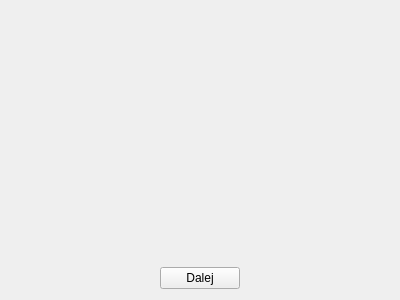
Old version of the form testpageform.ui in the repository wiacekmarcin/StanowiskoChemiczne.
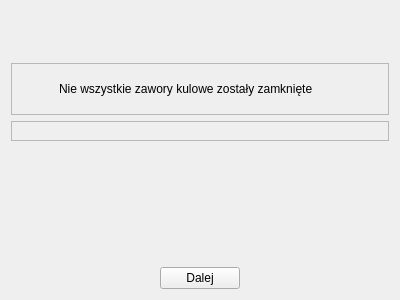
New version of the form. Icons and pictures are not drawn.

The edit to the form file:
```diff
--- a/testpageform.ui
+++ b/testpageform.ui
@@ -15,8 +15,6 @@
   </property>
   <layout class="QVBoxLayout" name="verticalLayout">
    <item>
-    <layout class="QHBoxLayout" name="horizontalLayout">
-     <item>
       <widget class="QLabel" name="title">
        <property name="enabled">
         <bool>true</bool>
@@ -24,59 +22,91 @@
        <property name="font">
         <font>
          <pointsize>14</pointsize>
+       <weight>75</weight>
+       <bold>true</bold>
         </font>
        </property>
        <property name="text">
         <string/>
        </property>
-      </widget>
-     </item>
-     <item>
-      <spacer name="horizontalSpacer">
-       <property name="orientation">
-        <enum>Qt::Horizontal</enum>
-       </property>
-       <property name="sizeHint" stdset="0">
-        <size>
-         <width>40</width>
-         <height>20</height>
-        </size>
-       </property>
-      </spacer>
-     </item>
-    </layout>
-   </item>
-   <item>
-    <layout class="QHBoxLayout" name="horizontalLayout_2">
+     <property name="textFormat">
+      <enum>Qt::PlainText</enum>
+     </property>
+     <property name="wordWrap">
+      <bool>true</bool>
+     </property>
+    </widget>
+   </item>
      <item>
       <widget class="QLabel" name="subtitle">
        <property name="font">
         <font>
          <pointsize>12</pointsize>
+       <italic>true</italic>
         </font>
        </property>
        <property name="text">
         <string/>
        </property>
+     <property name="wordWrap">
+      <bool>true</bool>
+     </property>
       </widget>
      </item>
      <item>
-      <spacer name="horizontalSpacer_2">
-       <property name="orientation">
-        <enum>Qt::Horizontal</enum>
-       </property>
-       <property name="sizeHint" stdset="0">
+    <widget class="QFrame" name="frWarning">
+     <property name="frameShape">
+      <enum>QFrame::StyledPanel</enum>
+     </property>
+     <property name="frameShadow">
+      <enum>QFrame::Raised</enum>
+     </property>
+     <layout class="QHBoxLayout" name="horizontalLayout">
+      <item>
+       <widget class="QLabel" name="likon">
+        <property name="minimumSize">
         <size>
-         <width>40</width>
-         <height>20</height>
-        </size>
-       </property>
-      </spacer>
-     </item>
-    </layout>
+          <width>32</width>
+          <height>32</height>
+         </size>
+        </property>
+        <property name="maximumSize">
+         <size>
+          <width>32</width>
+          <height>32</height>
+         </size>
+        </property>
+        <property name="text">
+         <string/>
+        </property>
+        <property name="pixmap">
+         <pixmap resource="ikony.qrc">:/status/warning_small.png</pixmap>
+        </property>
+        <property name="wordWrap">
+         <bool>true</bool>
+        </property>
+       </widget>
+      </item>
+      <item>
+       <widget class="QLabel" name="lWarning">
+        <property name="text">
+         <string>Nie wszystkie zawory kulowe zostały zamknięte</string>
+        </property>
+       </widget>
+      </item>
+     </layout>
+    </widget>
    </item>
    <item>
-    <widget class="QWidget" name="widget" native="true"/>
+    <widget class="QFrame" name="frTestPage">
+     <property name="frameShape">
+      <enum>QFrame::StyledPanel</enum>
+     </property>
+     <property name="frameShadow">
+      <enum>QFrame::Raised</enum>
+     </property>
+     <layout class="QVBoxLayout" name="testPageLayout"/>
+    </widget>
    </item>
    <item>
     <spacer name="verticalSpacer">
```
Left out of the diff: 4 changed lines with no effect on the pictures. Lines whose indentation alone changed are shown as unchanged.
